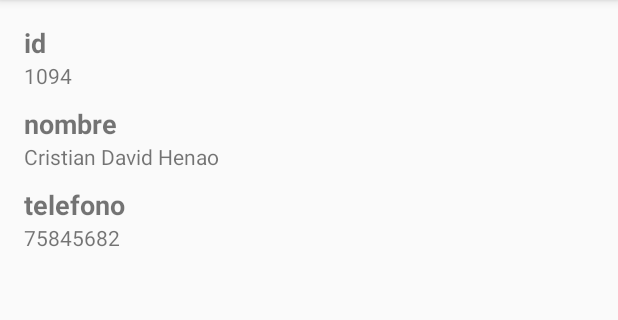
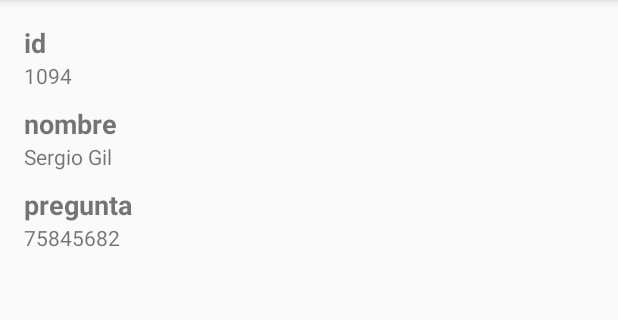
Before and after one commit to Temas-Slectos-de-Programacion/Proyecto_Android, an Android app: the DetalleUsuario screen opened directly, with no data from a screen before it, on a phone screen of 412 x 824 dp, the part 84-404 px from its top. Run offline under Robolectric (Android 15) with nearby library versions, the phone set to English and light mode, and no system bars; 4 statements that could not run were skipped.

Commit message:
Master funcionando correctamente

```diff
--- a/app/src/main/java/mx/unam/sergioguerrero/proyecto_aplicacion/ConsultarListaListView.java
+++ b/app/src/main/java/mx/unam/sergioguerrero/proyecto_aplicacion/ConsultarListaListView.java
@@ -48,7 +48,7 @@ public class ConsultarListaListView extends AppCompatActivity {
 
         consultarListaPersonas();
 
-        ArrayAdapter adaptador=new ArrayAdapter(this,android.R.layout.simple_list_item_1,listaInformacion);
+        ArrayAdapter<String> adaptador=new ArrayAdapter<>(this,android.R.layout.simple_list_item_1,listaInformacion);
         listViewPersonas.setAdapter(adaptador);
 
         listViewPersonas.setOnItemClickListener(new AdapterView.OnItemClickListener() {
--- a/app/src/main/java/mx/unam/sergioguerrero/proyecto_aplicacion/DetalleUsuario.java
+++ b/app/src/main/java/mx/unam/sergioguerrero/proyecto_aplicacion/DetalleUsuario.java
@@ -1,5 +1,6 @@
 package mx.unam.sergioguerrero.proyecto_aplicacion;
 
+import android.annotation.SuppressLint;
 import android.os.Bundle;
 import android.support.v7.app.AppCompatActivity;
 import android.widget.TextView;
@@ -13,6 +14,7 @@ public class DetalleUsuario extends AppCompatActivity {
 
     TextView campoId, campoNombre, campoPregunta;
 
+    @SuppressLint("SetTextI18n")
     @Override
     protected void onCreate(Bundle savedInstanceState) {
         super.onCreate(savedInstanceState);
@@ -23,15 +25,16 @@ public class DetalleUsuario extends AppCompatActivity {
         campoPregunta = (TextView) findViewById(R.id.campoPregunta);
 
         Bundle objetoEnviado=getIntent().getExtras();
-        Usuario user=null;
+        Usuario user;
 
-        if(objetoEnviado!=null){
-            user= (Usuario) objetoEnviado.getSerializable("usuario");
-            campoId.setText(user.getId().toString());
-            campoNombre.setText(user.getNombre().toString());
-            campoPregunta.setText(user.getPregunta().toString());
+        //if(objetoEnviado!=null){
+        assert objetoEnviado != null;
+        user= (Usuario) objetoEnviado.getSerializable("usuario");
+        campoId.setText(user.getId().toString());
+        campoNombre.setText(user.getNombre().toString());
+        campoPregunta.setText(user.getPregunta().toString());
 
-        }
+        //}
 
     }
 }
--- a/app/src/main/res/layout/activity_detalle_usuario.xml
+++ b/app/src/main/res/layout/activity_detalle_usuario.xml
@@ -38,19 +38,19 @@
         android:id="@+id/campoNombre"
         android:layout_width="match_parent"
         android:layout_height="wrap_content"
-        android:text="Cristian David Henao"
+        android:text="Sergio Gil"
         android:layout_marginBottom="10dp"/>
 
     <TextView
         android:layout_width="match_parent"
         android:layout_height="wrap_content"
-        android:text="telefono"
+        android:text="pregunta"
         android:textStyle="bold"
         android:textSize="18sp"/>
 
 
     <TextView
-        android:id="@+id/campoTelefono"
+        android:id="@+id/campoPregunta"
         android:layout_width="match_parent"
         android:layout_height="wrap_content"
         android:text="75845682"
```
